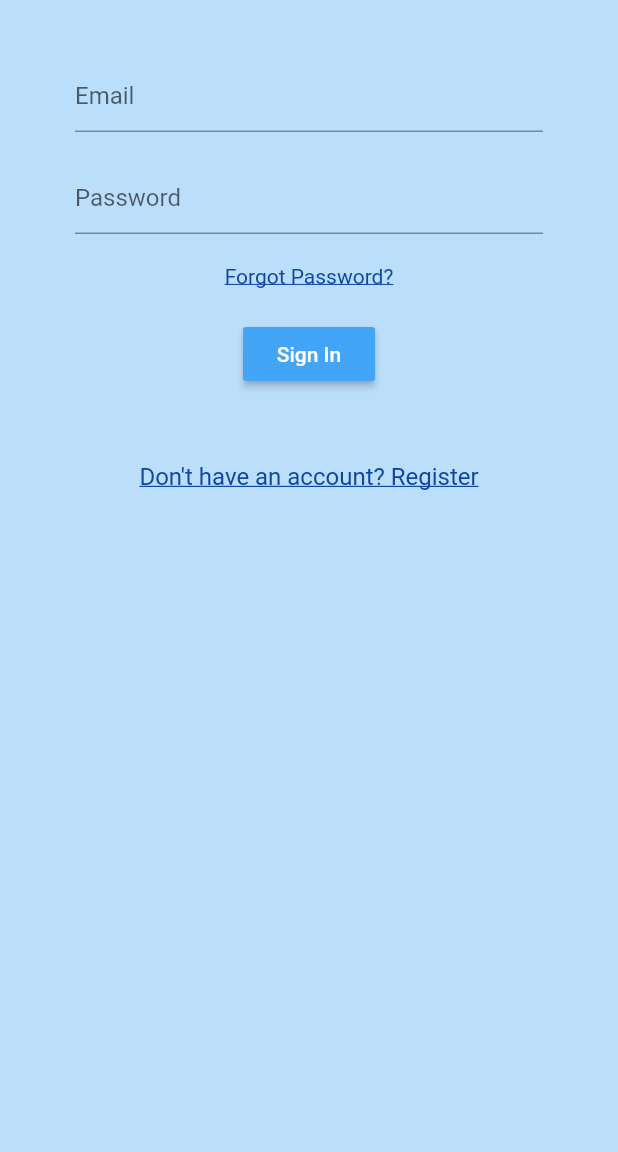
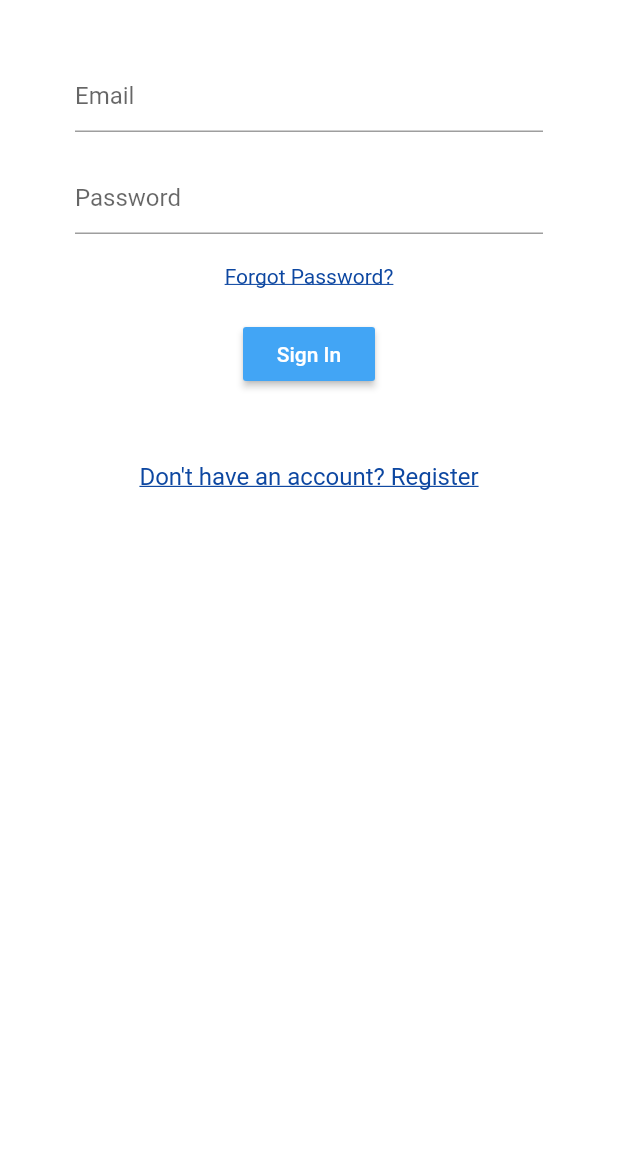
Before and after one commit to inTJ-lk/HomeStock, a Flutter app: the screen it shows after launch, on a phone screen of 412 x 824 dp, the part 84-1236 px from its top. Run offline on Flutter 3.47's test engine with Material 2 defaults, Android fonts, the phone set to English and light mode, and no system bars; our stand-ins replace cloud_firestore, firebase_auth, flutter_spinkit; accounts and stored records are empty.

Commit message:
UI edits

```diff
--- a/home_stock/lib/screens/authentication/register.dart
+++ b/home_stock/lib/screens/authentication/register.dart
@@ -27,7 +27,7 @@ class _RegisterState extends State<Register> {
   @override
   Widget build(BuildContext context) {
     return loading ? Loading() : Scaffold(
-      backgroundColor: Colors.blue[100],
+      backgroundColor: Colors.white,
       appBar: AppBar(
         backgroundColor: Colors.blue,
         elevation: 0.0,
--- a/home_stock/lib/screens/authentication/sign_in.dart
+++ b/home_stock/lib/screens/authentication/sign_in.dart
@@ -35,7 +35,7 @@ class _SignInState extends State<SignIn> {
     }
 
     return  loading ? Loading() : Scaffold(
-      backgroundColor: Colors.blue[100],
+      backgroundColor: Colors.white,
       appBar: AppBar(
         backgroundColor: Colors.blue,
         elevation: 0.0,
```
Also changed, not shown: home_stock/lib/screens/home/itemTile.dart (+5 -2 lines).
